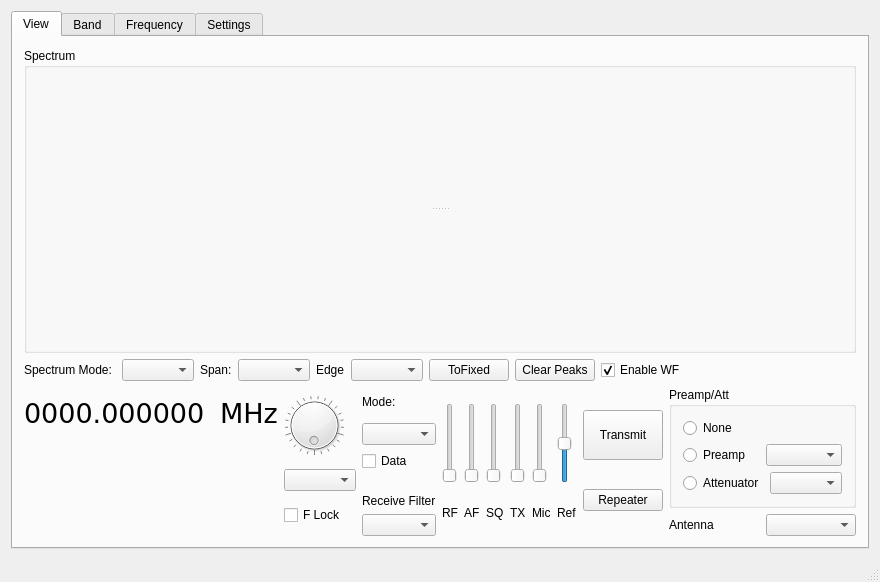
Old version of the form wfmain.ui in the repository adecarolis/wfweb.
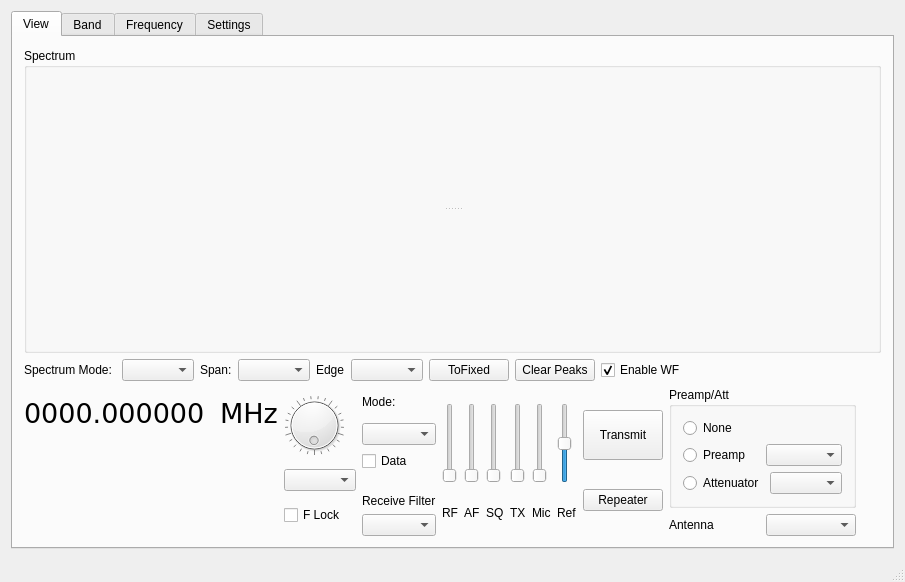
New version of the form. Custom widgets are drawn as their Qt base class.

Diff of the .ui file:
```diff
--- a/wfmain.ui
+++ b/wfmain.ui
@@ -6,7 +6,7 @@
    <rect>
     <x>0</x>
     <y>0</y>
-    <width>810</width>
+    <width>905</width>
     <height>582</height>
    </rect>
   </property>
```
Left out of the diff: 3 changed lines with no effect on the pictures.
